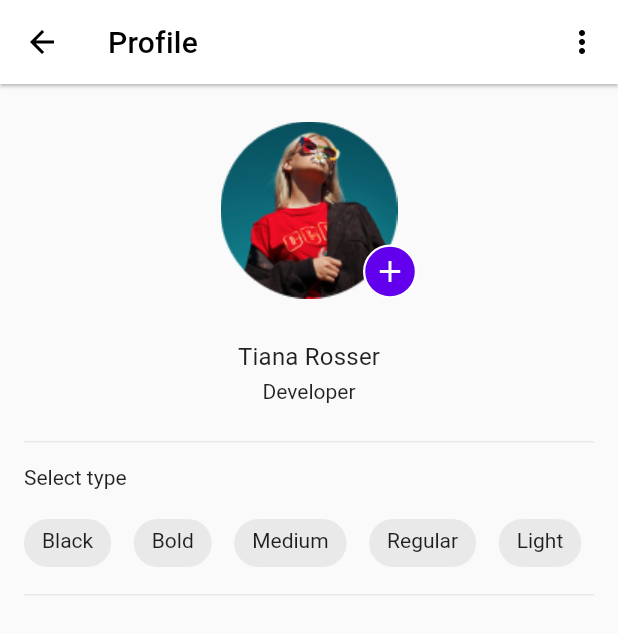
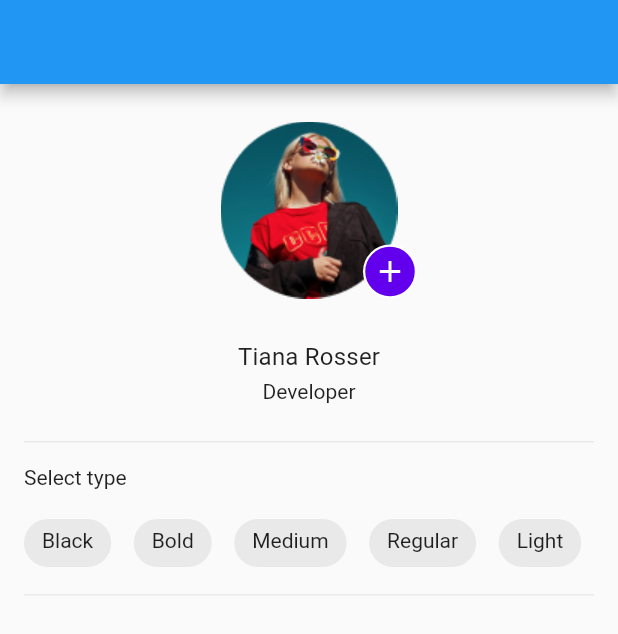
Before and after one commit to Smirnova-Olga/Profile_app, a Flutter app: the screen it shows after launch, on a phone screen of 412 x 824 dp. Shown: the top 634 px of the screen. Run offline on Flutter 3.47's test engine with Material 2 defaults, Android fonts, the phone set to English and light mode, and no system bars; our stand-ins replace flutter_svg; statements that could not run were skipped.

```diff
--- a/lib/profile_screen.dart
+++ b/lib/profile_screen.dart
@@ -1,9 +1,4 @@
 import 'package:flutter/material.dart';
-
-import 'package:flutter_svg/svg.dart';
-import 'package:profile_app/gen/assets.gen.dart';
-import 'package:profile_app/theme/colors_theme.dart';
-import 'package:profile_app/theme/app_text_theme.dart';
 import 'package:profile_app/widgets/avatar_widget.dart';
 import 'package:profile_app/widgets/name_widget.dart';
 import 'package:profile_app/widgets/select_type_widget.dart';
@@ -14,29 +9,7 @@ class ProfileScreen extends StatelessWidget {
   @override
   Widget build(BuildContext context) {
     return Scaffold(
-      appBar: AppBar(
-        centerTitle: false,
-        elevation: 1.0,
-        backgroundColor: ColorsTheme.white,
-        leading: IconButton(
-          icon: SvgPicture.asset(Assets.icons.back.path),
-          onPressed: () {
-            //  TODO: realize button press
-          },
-        ),
-        title: const Text(
-          'Profile',
-          style: AppTextTheme.headline6,
-        ),
-        actions: <Widget>[
-          IconButton(
-            onPressed: () {
-              //  TODO: realize button press
-            },
-            icon: SvgPicture.asset(Assets.icons.menu.path),
-          ),
-        ],
-      ),
+      appBar: AppBar(),
       body: Column(
         children: const [
           AvatarWidget(),
```
Also changed, not shown: lib/widgets/app_bar_widget.dart (added, +36 -0 lines).
